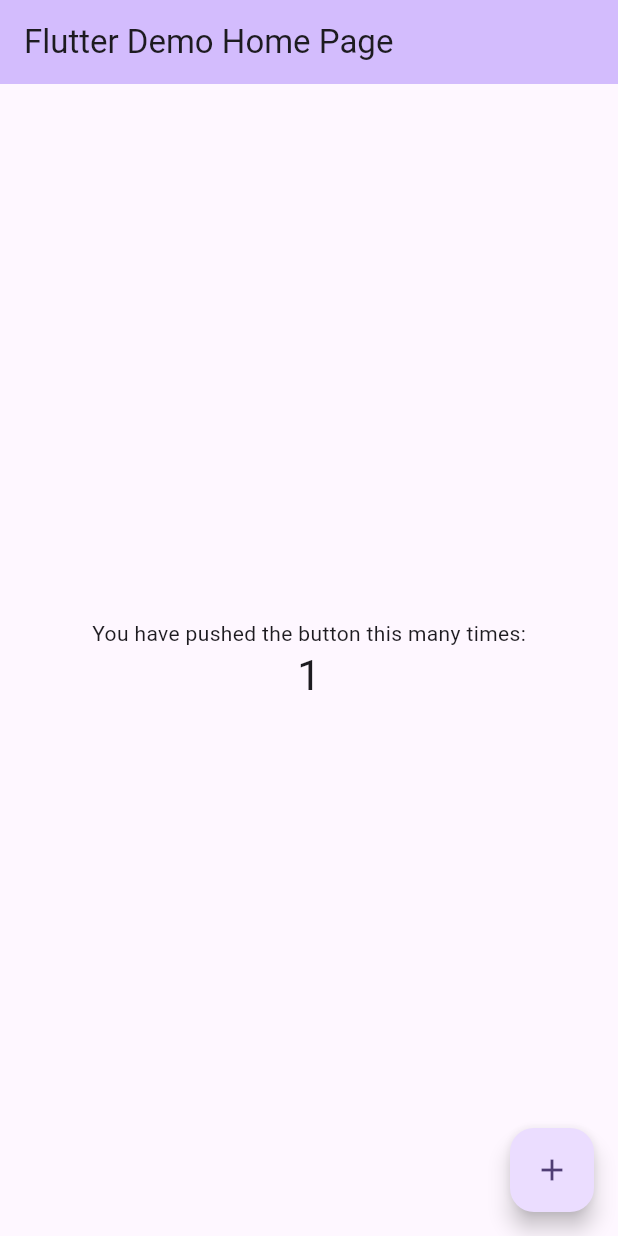
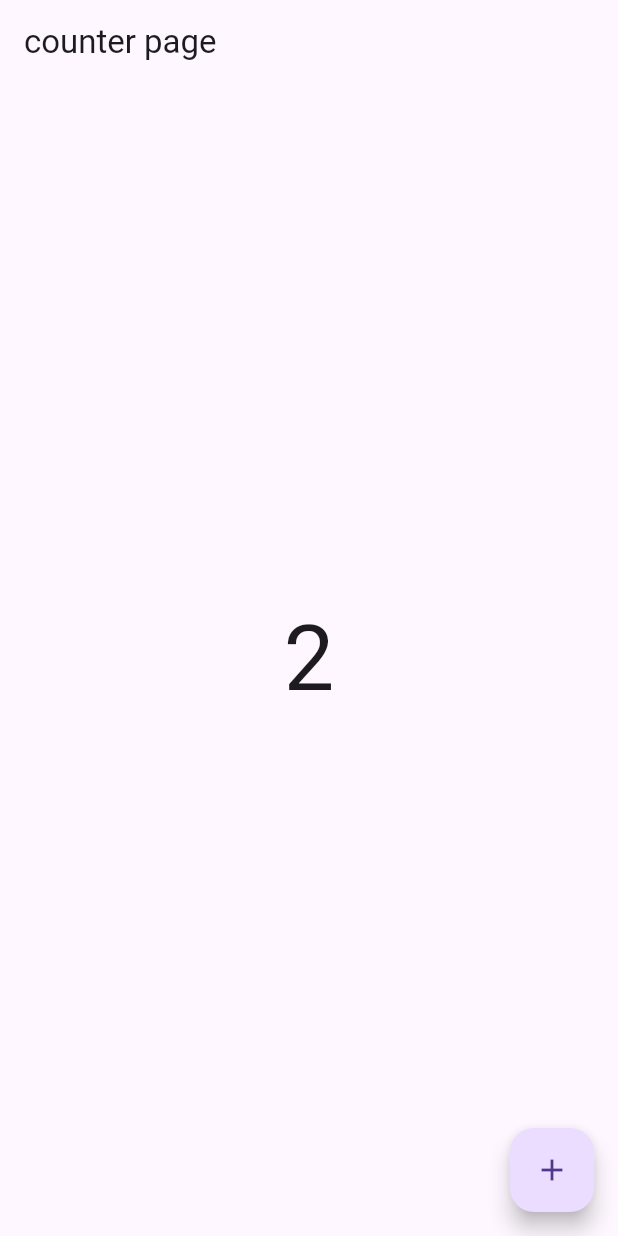
Before and after one commit to yashoda7/BLOC-Practice, a Flutter app: the screen it shows after launch, after a tap on the "add" icon, on a phone screen of 412 x 824 dp. Run offline on Flutter 3.47's test engine with Material 3 defaults, Android fonts, the phone set to English and light mode, and no system bars; our stand-ins replace bloc, flutter_bloc.

Commit message:
feature:blocbuilder added Successfully

```diff
--- /dev/null
+++ b/lib/features/counter/bloc/bloc_bloc.dart
@@ -0,0 +1,21 @@
+import 'dart:async';
+
+import 'package:bloc/bloc.dart';
+import 'package:meta/meta.dart';
+
+part 'bloc_event.dart';
+part 'bloc_state.dart';
+
+class BlocBloc extends Bloc<BlocEvent, BlocState> {
+  BlocBloc() : super(BlocInitial()) {
+    on<CounterIncrementEvent>(
+      counterIncrementEvent
+    );
+  }
+  int value=0;
+
+  FutureOr<void> counterIncrementEvent(CounterIncrementEvent event, Emitter<BlocState> emit) {
+    value=value+1;
+    emit(CounterIncrementState(val: value));
+  }
+}
--- /dev/null
+++ b/lib/features/counter/bloc/bloc_event.dart
@@ -0,0 +1,9 @@
+part of 'bloc_bloc.dart';
+
+@immutable
+sealed class BlocEvent {}
+// event creation for a particular action in the UI
+  //1-incrementing a number
+class CounterIncrementEvent extends BlocEvent{
+
+}
--- /dev/null
+++ b/lib/features/counter/bloc/bloc_state.dart
@@ -0,0 +1,15 @@
+// ignore_for_file: public_member_api_docs, sort_constructors_first
+part of 'bloc_bloc.dart';
+
+@immutable
+sealed class BlocState {}
+
+final class BlocInitial extends BlocState {}
+
+class CounterIncrementState extends BlocState {
+  int val;
+   CounterIncrementState({
+    required this.val,
+  });
+
+}
--- /dev/null
+++ b/lib/features/counter/ui/counter_page.dart
@@ -0,0 +1,57 @@
+import 'package:flutter/material.dart';
+import 'package:blocpractice/features/counter/bloc/bloc_bloc.dart';
+// import '../bloc/bloc_state.dart';
+import 'package:flutter_bloc/flutter_bloc.dart';
+
+class CounterPage extends StatefulWidget {
+  const CounterPage({super.key});
+
+  @override
+  State<CounterPage> createState() => _CounterPageState();
+}
+
+class _CounterPageState extends State<CounterPage> {
+  BlocBloc counterBloc=BlocBloc();
+  @override
+void initState() {
+  super.initState();
+  counterBloc.add(CounterIncrementEvent());
+}
+  @override
+  Widget build(BuildContext context) {
+    return Scaffold(
+      appBar: AppBar(title: Text("counter page")),
+      floatingActionButton: FloatingActionButton(
+        onPressed: () {
+           counterBloc.add(CounterIncrementEvent());
+        },
+        child: Icon(Icons.add),
+      ),
+      body: BlocBuilder<BlocBloc, BlocState>(
+        bloc: counterBloc,
+        builder: (context, state) {
+          switch(state.runtimeType){
+
+            case CounterIncrementState :
+            final sucessState=state as CounterIncrementState;
+            return Center(
+            child: Container(
+              child: Column(
+                mainAxisAlignment: MainAxisAlignment.center,
+                children: [Text(sucessState.val.toString(), style: TextStyle(fontSize: 60))],
+              ),
+            ),
+          );
+          // break;
+          default:return Center(
+              child: Text('something went wrong', style: TextStyle(fontSize: 60),
+            ),
+          );
+
+          }
+
+        },
+      ),
+    );
+  }
+}
--- a/lib/main.dart
+++ b/lib/main.dart
@@ -1,122 +1,15 @@
-import 'package:flutter/material.dart';
-
-void main() {
-  runApp(const MyApp());
+import "package:blocpractice/features/counter/ui/counter_page.dart";
+import "package:flutter/material.dart";
+void main(){
+  runApp(new MyApp());
 }
-
 class MyApp extends StatelessWidget {
   const MyApp({super.key});
 
-  // This widget is the root of your application.
   @override
   Widget build(BuildContext context) {
     return MaterialApp(
-      title: 'Flutter Demo',
-      theme: ThemeData(
-        // This is the theme of your application.
-        //
-        // TRY THIS: Try running your application with "flutter run". You'll see
-        // the application has a purple toolbar. Then, without quitting the app,
-        // try changing the seedColor in the colorScheme below to Colors.green
-        // and then invoke "hot reload" (save your changes or press the "hot
-        // reload" button in a Flutter-supported IDE, or press "r" if you used
-        // the command line to start the app).
-        //
-        // Notice that the counter didn't reset back to zero; the application
-        // state is not lost during the reload. To reset the state, use hot
-        // restart instead.
-        //
-        // This works for code too, not just values: Most code changes can be
-        // tested with just a hot reload.
-        colorScheme: ColorScheme.fromSeed(seedColor: Colors.deepPurple),
-      ),
-      home: const MyHomePage(title: 'Flutter Demo Home Page'),
+      home: CounterPage(),
     );
   }
 }
-
-class MyHomePage extends StatefulWidget {
-  const MyHomePage({super.key, required this.title});
-
-  // This widget is the home page of your application. It is stateful, meaning
-  // that it has a State object (defined below) that contains fields that affect
-  // how it looks.
-
-  // This class is the configuration for the state. It holds the values (in this
-  // case the title) provided by the parent (in this case the App widget) and
-  // used by the build method of the State. Fields in a Widget subclass are
-  // always marked "final".
-
-  final String title;
-
-  @override
-  State<MyHomePage> createState() => _MyHomePageState();
-}
-
-class _MyHomePageState extends State<MyHomePage> {
-  int _counter = 0;
-
-  void _incrementCounter() {
-    setState(() {
-      // This call to setState tells the Flutter framework that something has
-      // changed in this State, which causes it to rerun the build method below
-      // so that the display can reflect the updated values. If we changed
-      // _counter without calling setState(), then the build method would not be
-      // called again, and so nothing would appear to happen.
-      _counter++;
-    });
-  }
-
-  @override
-  Widget build(BuildContext context) {
-    // This method is rerun every time setState is called, for instance as done
-    // by the _incrementCounter method above.
-    //
-    // The Flutter framework has been optimized to make rerunning build methods
-    // fast, so that you can just rebuild anything that needs updating rather
-    // than having to individually change instances of widgets.
-    return Scaffold(
-      appBar: AppBar(
-        // TRY THIS: Try changing the color here to a specific color (to
-        // Colors.amber, perhaps?) and trigger a hot reload to see the AppBar
-        // change color while the other colors stay the same.
-        backgroundColor: Theme.of(context).colorScheme.inversePrimary,
-        // Here we take the value from the MyHomePage object that was created by
-        // the App.build method, and use it to set our appbar title.
-        title: Text(widget.title),
-      ),
-      body: Center(
-        // Center is a layout widget. It takes a single child and positions it
-        // in the middle of the parent.
-        child: Column(
-          // Column is also a layout widget. It takes a list of children and
-          // arranges them vertically. By default, it sizes itself to fit its
-          // children horizontally, and tries to be as tall as its parent.
-          //
-          // Column has various properties to control how it sizes itself and
-          // how it positions its children. Here we use mainAxisAlignment to
-          // center the children vertically; the main axis here is the vertical
-          // axis because Columns are vertical (the cross axis would be
-          // horizontal).
-          //
-          // TRY THIS: Invoke "debug painting" (choose the "Toggle Debug Paint"
-          // action in the IDE, or press "p" in the console), to see the
-          // wireframe for each widget.
-          mainAxisAlignment: MainAxisAlignment.center,
-          children: <Widget>[
-            const Text('You have pushed the button this many times:'),
-            Text(
-              '$_counter',
-              style: Theme.of(context).textTheme.headlineMedium,
-            ),
-          ],
-        ),
-      ),
-      floatingActionButton: FloatingActionButton(
-        onPressed: _incrementCounter,
-        tooltip: 'Increment',
-        child: const Icon(Icons.add),
-      ), // This trailing comma makes auto-formatting nicer for build methods.
-    );
-  }
-}
--- a/pubspec.yaml
+++ b/pubspec.yaml
@@ -34,6 +34,8 @@ dependencies:
   # The following adds the Cupertino Icons font to your application.
   # Use with the CupertinoIcons class for iOS style icons.
   cupertino_icons: ^1.0.8
+  bloc: ^9.0.0
+  flutter_bloc: ^9.1.1
 
 dev_dependencies:
   flutter_test:
```
Also changed, not shown: pubspec.lock.
